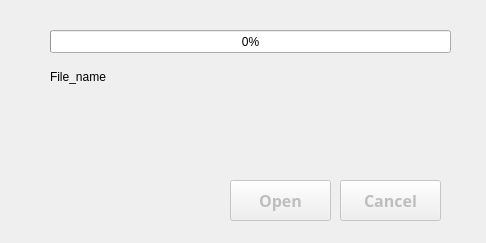
Above: qtd/progressbar.ui from JJ-Yeong/Super_Resolution_GUI before the change. Below: the same form after it.
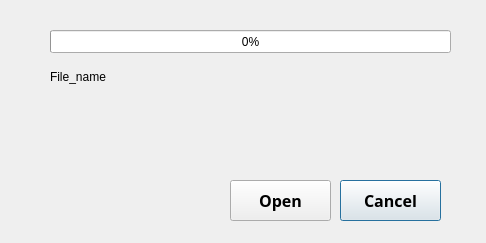
That is the form after the change.

The edit to the form file:
```diff
--- a/qtd/progressbar.ui
+++ b/qtd/progressbar.ui
@@ -37,7 +37,7 @@
   </widget>
   <widget class="QPushButton" name="btn_cancel">
    <property name="enabled">
-    <bool>false</bool>
+    <bool>true</bool>
    </property>
    <property name="geometry">
     <rect>
@@ -77,7 +77,7 @@
   </widget>
   <widget class="QPushButton" name="btn_open_savedir">
    <property name="enabled">
-    <bool>false</bool>
+    <bool>true</bool>
    </property>
    <property name="geometry">
     <rect>
@@ -98,6 +98,9 @@
    <property name="text">
     <string>Open</string>
    </property>
+   <property name="autoDefault">
+    <bool>true</bool>
+   </property>
   </widget>
  </widget>
  <resources/>
```
